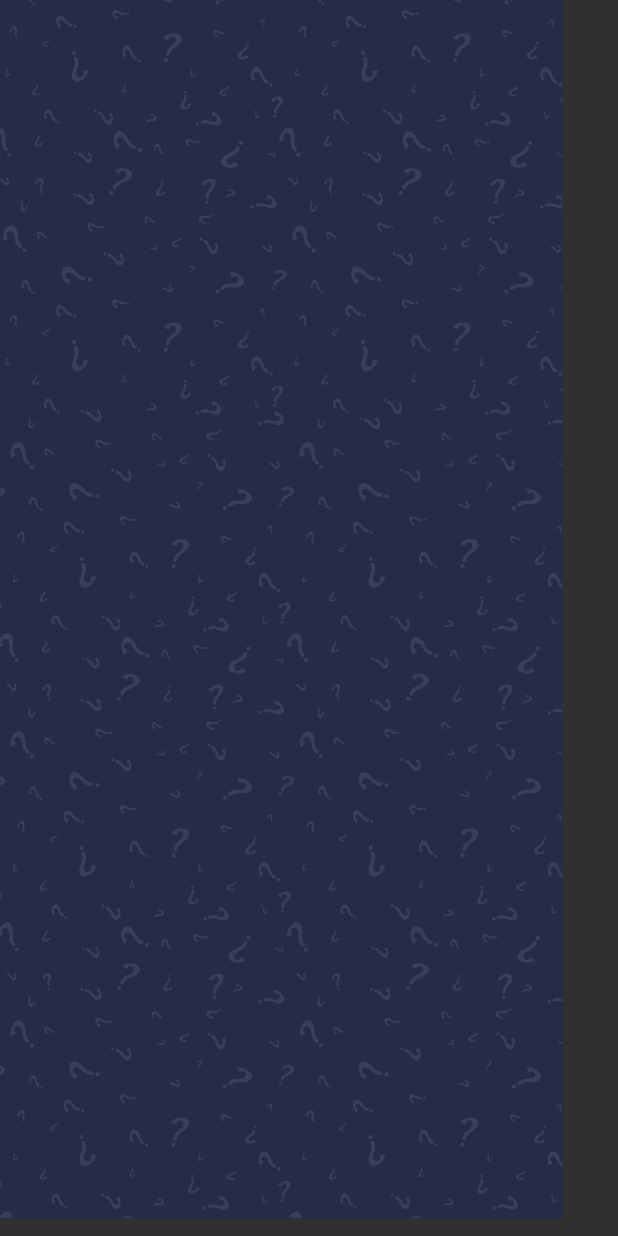
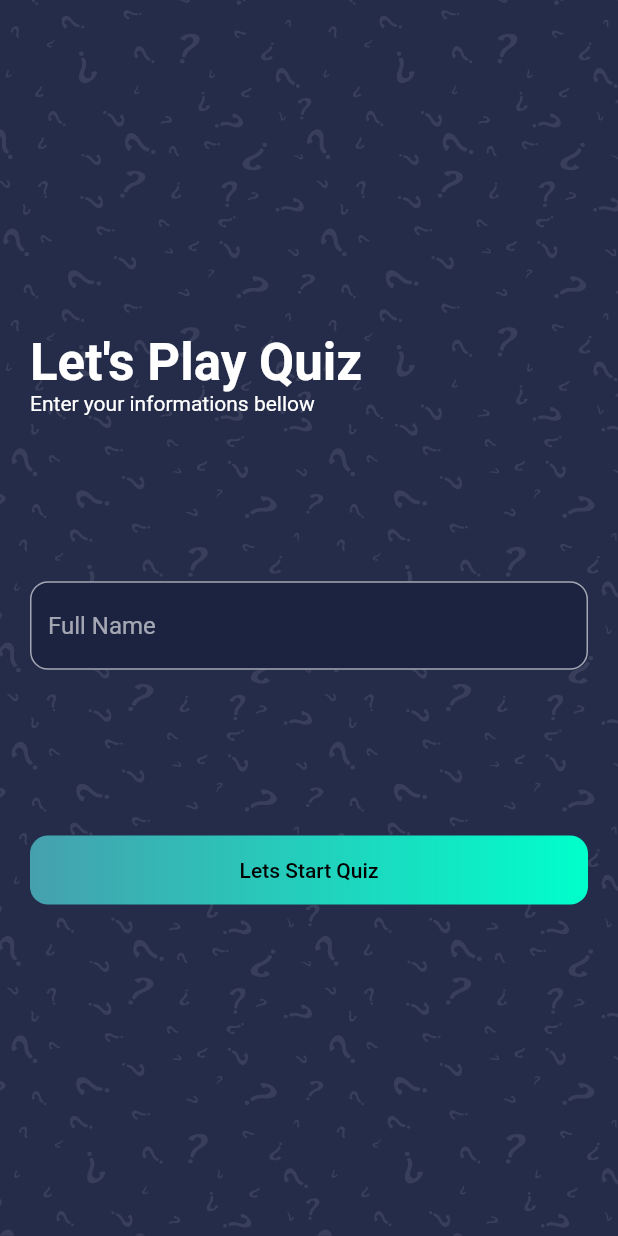
Before and after one commit to matheus2-andrade/QuizApp-Flutter, a Flutter app: the screen it shows after launch, on a phone screen of 412 x 824 dp. Run offline on Flutter 3.47's test engine with Material 2 defaults, Android fonts, the phone set to English and light mode, and no system bars; our stand-ins replace flutter_svg.

Commit message:
First screen

```diff
--- a/lib/screens/welcome/welcome_screen.dart
+++ b/lib/screens/welcome/welcome_screen.dart
@@ -1,15 +1,66 @@
 import 'package:flutter/material.dart';
-import 'package:websafe_svg/websafe_svg.dart';
+import 'package:flutter_svg/svg.dart';
+import 'package:quiz_app/constants.dart';
 
 class WelcomeScreen extends StatelessWidget {
   @override
   Widget build(BuildContext context) {
     return Scaffold(
-      body: Stack(
-        children: [
-          WebsafeSvg.asset("assets/icons/bg.svg")
-        ],
-      )
-    );
+        body: Stack(
+      fit: StackFit.expand,
+      children: [
+        SvgPicture.asset("assets/icons/bg.svg", fit: BoxFit.fill),
+        //WebsafeSvg.asset("assets/icons/bg.svg"),
+        SafeArea(
+            child: Padding(
+          padding: const EdgeInsets.symmetric(horizontal: kDefaultPadding),
+          child: Column(
+            crossAxisAlignment: CrossAxisAlignment.start,
+            children: [
+              Spacer(flex: 2,),
+              Text(
+                "Let's Play Quiz",
+                style: Theme.of(context)
+                    .textTheme
+                    .headline4
+                    .copyWith(color: Colors.white, fontWeight: FontWeight.bold),
+              ),
+              Text("Enter your informations bellow"),
+              Spacer(),
+              TextField(
+                decoration: InputDecoration(
+                    filled: true,
+                    fillColor: Color(0xFF1C2341),
+                    hintText: "Full Name",
+                    border: OutlineInputBorder(
+                        borderRadius: BorderRadius.all(Radius.circular(12)))),
+              ),
+              Spacer(),
+              InkWell(
+                onTap: () {
+
+                },
+                child: Container(
+                  width: double.infinity,
+                  alignment: Alignment.center,
+                  padding: EdgeInsets.all(kDefaultPadding * 0.75),
+                  decoration: BoxDecoration(
+                      gradient: kPrimaryGradient,
+                      borderRadius: BorderRadius.all(Radius.circular(12))),
+                  child: Text(
+                    "Lets Start Quiz",
+                    style: Theme.of(context)
+                        .textTheme
+                        .button
+                        .copyWith(color: Colors.black),
+                  ),
+                ),
+              ),
+              Spacer(flex: 2 ,)
+            ],
+          ),
+        ))
+      ],
+    ));
   }
 }
--- a/pubspec.yaml
+++ b/pubspec.yaml
@@ -29,7 +29,7 @@ dependencies:
   cupertino_icons: ^1.0.0
 
   # to handle SVGs for Android, iOS, and Web
-  websafe_svg: ^1.1.4
+  flutter_svg: ^0.21.0+1
 
   # state management, intelligent dependency injection, and route management
   get: ^3.24.0
```
Also changed, not shown: pubspec.lock.
